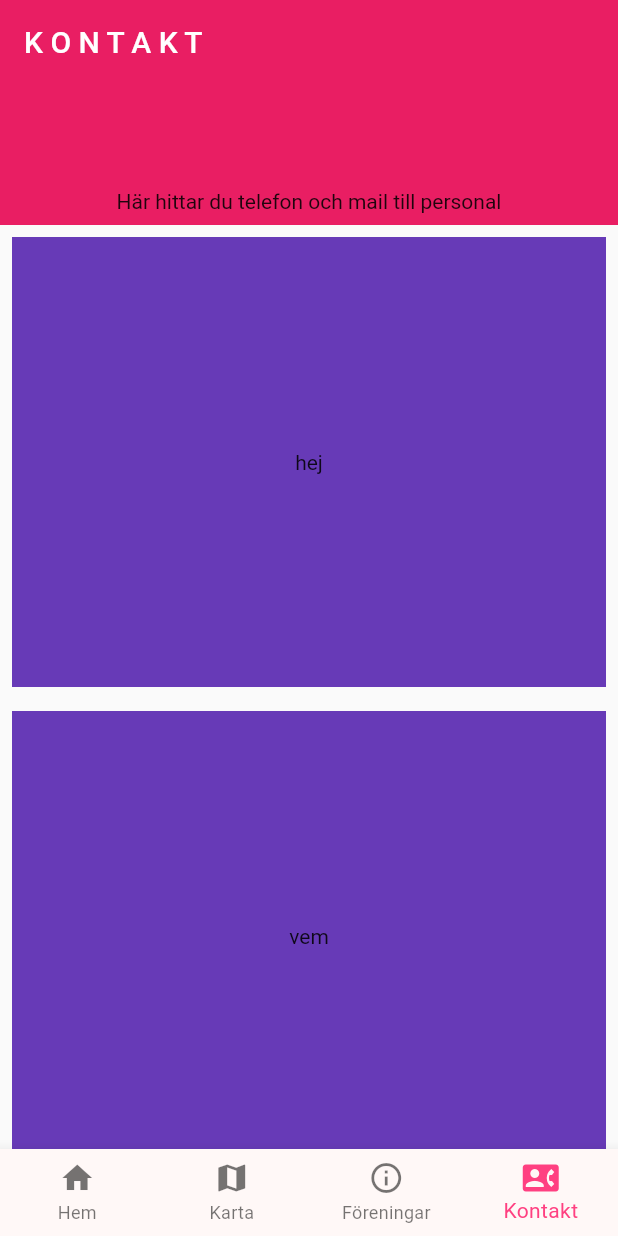
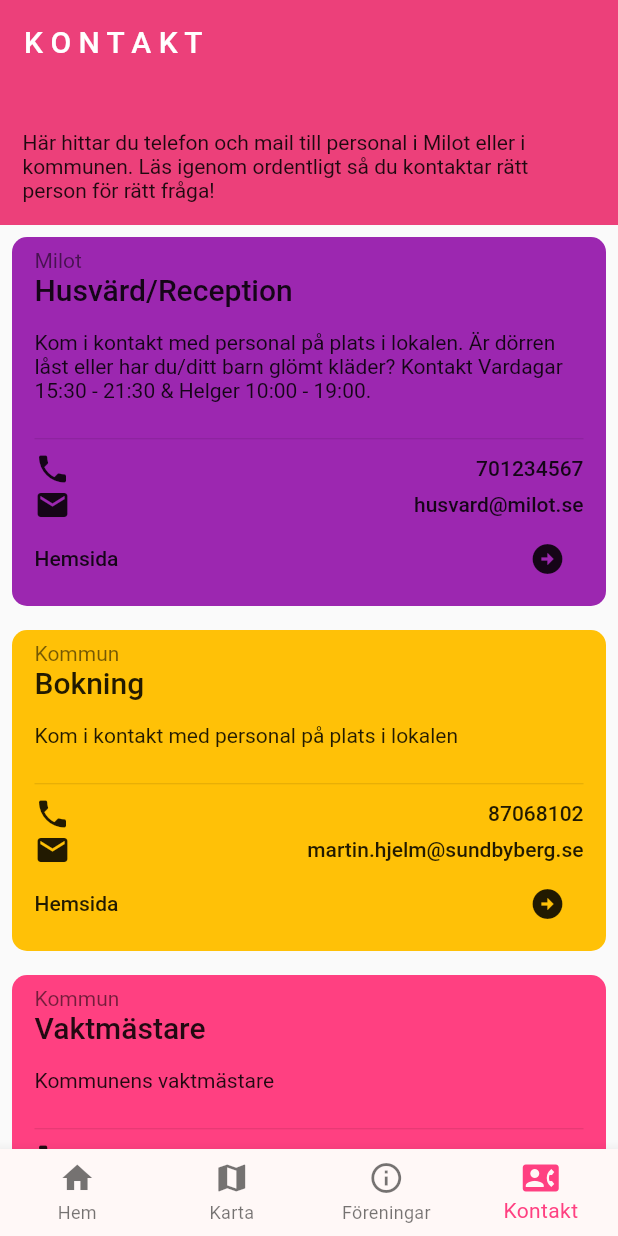
Before and after one commit to jeppeerixon/flutter-milot, a Flutter app: the screen it shows after launch, item 4 of the bottom bar chosen, on a phone screen of 412 x 824 dp. Run offline on Flutter 3.47's test engine with Material 2 defaults, Android fonts, the phone set to English and light mode, and no system bars.

Commit message:
final layout for info and contact cards

```diff
--- a/lib/pages/contact.dart
+++ b/lib/pages/contact.dart
@@ -1,7 +1,17 @@
 import 'package:flutter/material.dart';
 
+import 'contactCard.dart';
+
 class ContactScreen extends StatelessWidget {
-  const ContactScreen({ Key? key }) :super(key: key);
+  ContactScreen({ Key? key }) :super(key: key);
+
+  final List _info = [
+    // infoCategory, infoTitle, infoDescription, infoNumber, infoMail, infoColor, infoUrl
+    ['Milot','Husvärd/Reception', 'Kom i kontakt med personal på plats i lokalen. Är dörren låst eller har du/ditt barn glömt kläder? Kontakt Vardagar 15:30 - 21:30 & Helger 10:00 - 19:00.' , 0701234567, 'husvard@milot.se', Colors.purple, 'www.milot.se'],
+    ['Kommun','Bokning', 'Kom i kontakt med personal på plats i lokalen' , 087068102, 'martin.hjelm@sundbyberg.se', Colors.amber, 'https://sundbyberg.actorsmartbook.se/'],
+    ['Kommun','Vaktmästare', 'Kommunens vaktmästare' , 0701234567, 'idrott@sundbyberg.se', Colors.pinkAccent, 'www.sundbyberg.se'],
+    ['Utvecklare','Jesper Eriksson', 'Byggde denna App för att lära mig utveckla Appar. Studerar idag till Front End Utvecklare och arbetar även för Street Mentality Parkourklubb' , 0704827539, 'jesper@streetmentality.se', Colors.deepPurple, 'https://github.com/jeppeerixon'],
+  ];
 
   @override
   Widget build(BuildContext context) {
@@ -14,56 +24,33 @@ class ContactScreen extends StatelessWidget {
             expandedHeight: 150,
             flexibleSpace: FlexibleSpaceBar(
               background: Container(
-                color: Colors.pink,
+                color: Colors.pink[400],
                 child: Column(
                   mainAxisAlignment: MainAxisAlignment.end,
                   children: [
                     Padding(
-                      padding: const EdgeInsets.all(8.0),
+                      padding: const EdgeInsets.all(15.0),
                       child: Center(
-                        child: Text('Här hittar du telefon och mail till personal')),
+                        child: Text('Här hittar du telefon och mail till personal i Milot eller i kommunen. Läs igenom ordentligt så du kontaktar rätt person för rätt fråga!')),
                     ),
                   ],
                 ),
               ),
             ),
           ),
-          SliverToBoxAdapter(
-            child: Padding(
-              padding: const EdgeInsets.all(8.0),
-              child: Container(
-                color: Colors.deepPurple,
-                height: 300,
-                child: Center(
-                  child: Text('hej')
-                  ),
-                ),
-            )
-            ),
-            SliverToBoxAdapter(
-            child: Padding(
-              padding: const EdgeInsets.all(8.0),
-              child: Container(
-                color: Colors.deepPurple,
-                height: 300,
-                child: Center(
-                  child: Text('vem')
-                  ),
-                ),
-            )
-            ),
-            SliverToBoxAdapter(
-            child: Padding(
-              padding: const EdgeInsets.all(8.0),
-              child: Container(
-                color: Colors.deepPurple,
-                height: 300,
-                child: Center(
-                  child: Text('går')
-                  ),
-                ),
-            )
-            ),
+          SliverList.builder(
+              itemCount: _info.length,
+              itemBuilder: (context, index) {
+                return ContactContainer(
+                  infoCategory: _info[index][0],
+                  infoTitle: _info[index][1],
+                  infoDescription: _info[index][2],
+                  infoNumber: _info[index][3],
+                  infoEmail: _info[index][4],
+                  infoColor: _info[index][5],
+                  infoUrl: _info[index][6],
+                );
+            })
         ],
       ),
       ),
--- /dev/null
+++ b/lib/pages/contactCard.dart
@@ -0,0 +1,81 @@
+import 'package:flutter/material.dart';
+
+class ContactContainer extends StatelessWidget {
+
+  final String infoCategory;
+  final String infoTitle;
+  final String infoDescription;
+  final int infoNumber;
+  final String infoEmail;
+  final infoColor;
+  final String infoUrl;
+
+  const ContactContainer({
+    super.key,
+    required this.infoCategory,
+    required this.infoTitle,
+    required this.infoDescription,
+    required this.infoNumber,
+    required this.infoEmail,
+    required this.infoColor,
+    required this.infoUrl
+});
+
+  @override
+  Widget build(BuildContext context) {
+    return Padding(
+      padding: const EdgeInsets.all(8.0),
+      child: Container(
+        decoration: BoxDecoration(
+          color: infoColor,
+          borderRadius: BorderRadius.circular(10)
+        ),
+        child: Padding(
+          padding: const EdgeInsets.only(left: 15.0, top: 7.5, right: 15.0, bottom: 7.5),
+          child: Column(
+            mainAxisAlignment: MainAxisAlignment.spaceEvenly,
+            crossAxisAlignment: CrossAxisAlignment.start,
+            children: [
+              Text(infoCategory, style: TextStyle(color: Colors.black54)),
+              Text(infoTitle, style: TextStyle(fontSize: 20, fontWeight: FontWeight.w500)),
+              Text(''),
+              Text(infoDescription),
+              Text(''),
+              Divider(),
+              Row(
+                crossAxisAlignment: CrossAxisAlignment.center,
+                mainAxisAlignment: MainAxisAlignment.spaceBetween,
+                children: [
+                  const Icon(Icons.phone),
+                  Text(infoNumber.toString(), style: TextStyle(fontWeight: FontWeight.w500), textAlign: TextAlign.left,),
+                ],
+              ),
+              Row(
+                crossAxisAlignment: CrossAxisAlignment.center,
+                mainAxisAlignment: MainAxisAlignment.spaceBetween,
+                children: [
+                  const Icon(Icons.mail),
+                  Text(infoEmail, style: TextStyle(fontWeight: FontWeight.w500), textAlign: TextAlign.start,),
+                ],
+
+              ),
+              Row(
+                crossAxisAlignment: CrossAxisAlignment.center,
+                mainAxisAlignment: MainAxisAlignment.spaceBetween,
+                children: [
+                  Text('Hemsida', style: TextStyle(fontWeight: FontWeight.w500)),
+                  IconButton(
+                    icon: const Icon(Icons.arrow_circle_right),
+                    onPressed: () {
+                      print(infoUrl);
+                    },
+                  ),
+                ],
+              ),
+            ],
+          ),
+        ),
+      ),
+    );
+  }
+}
```
